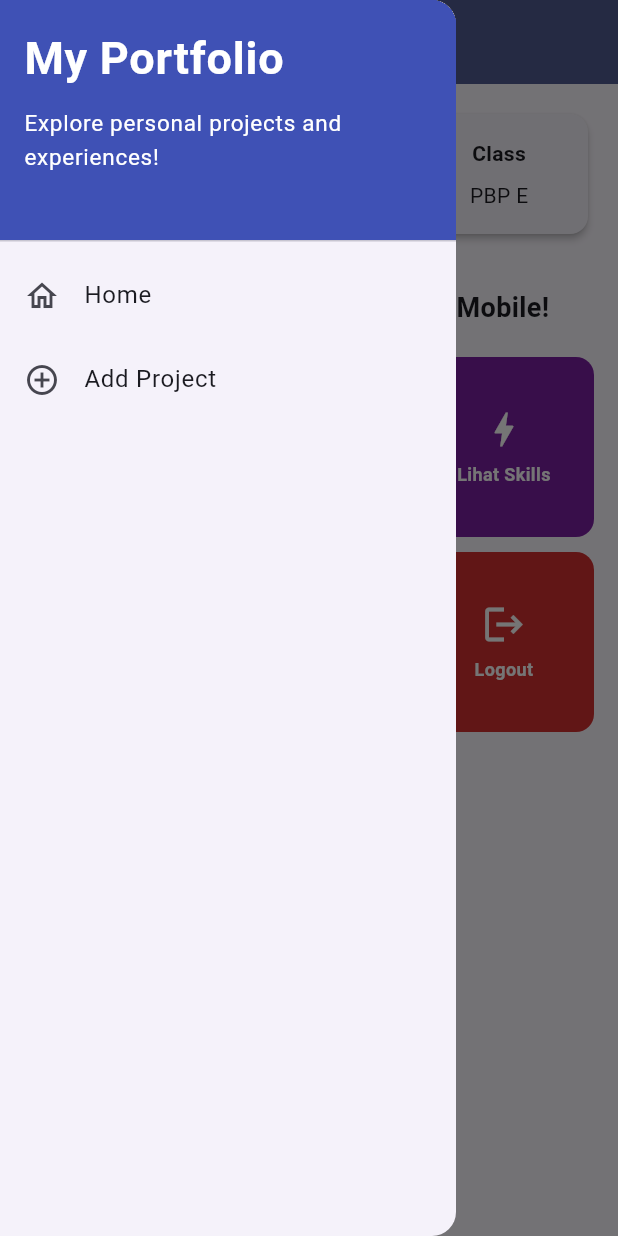
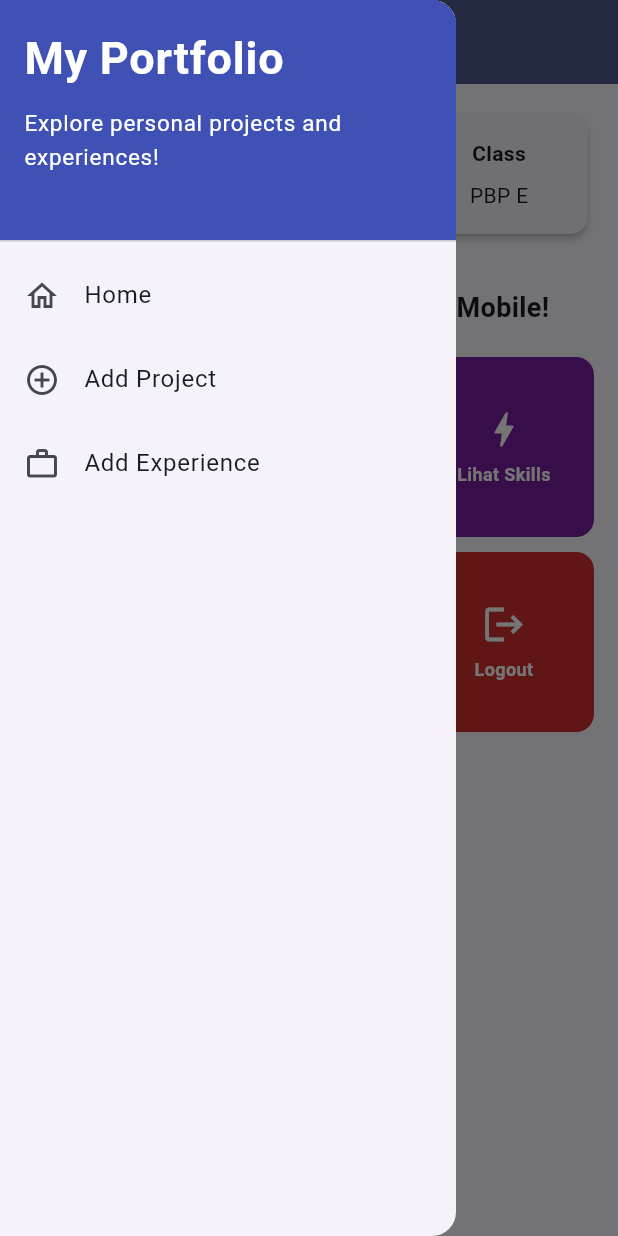
Before and after one commit to williamorln/myportofolio_mobile, a Flutter app: the screen it shows after launch, with the side drawer open, on a phone screen of 412 x 824 dp. Run offline on Flutter 3.47's test engine with Material 3 defaults, Android fonts, the phone set to English and light mode, and no system bars; our stand-ins replace material_ui.

Commit message:
feat: open the experience form from the home card and the drawer (progress ~75%)
ItemHomepage now takes an optional page builder so each card decides where it goes, replacing the hardcoded name check in ItemCard. Tambah Pengalaman opens the new form with Navigator.push, and the drawer gets an Add Experience option next to Home and Add Project. The form page now has the same drawer. Adds navigation tests.

```diff
--- a/lib/screens/experience_form.dart
+++ b/lib/screens/experience_form.dart
@@ -2,6 +2,7 @@ import 'package:material_ui/material_ui.dart';
 import 'package:myportofolio_mobile/models/experience.dart';
 import 'package:myportofolio_mobile/utils/validators.dart';
 import 'package:myportofolio_mobile/widgets/date_form_field.dart';
+import 'package:myportofolio_mobile/widgets/left_drawer.dart';
 
 class ExperienceFormPage extends StatefulWidget {
   const ExperienceFormPage({super.key});
@@ -121,6 +122,7 @@ class _ExperienceFormPageState extends State<ExperienceFormPage> {
         backgroundColor: Theme.of(context).colorScheme.primary,
         iconTheme: const IconThemeData(color: Colors.white),
       ),
+      drawer: const LeftDrawer(),
       // lebar dibatasi seperti halaman utama, isi digulir kalau layar pendek
       // atau papan ketik sedang tampil
       body: Align(
--- a/lib/screens/menu.dart
+++ b/lib/screens/menu.dart
@@ -1,4 +1,6 @@
 import 'package:material_ui/material_ui.dart';
+import 'package:myportofolio_mobile/screens/experience_form.dart';
+import 'package:myportofolio_mobile/screens/project_form.dart';
 import 'package:myportofolio_mobile/widgets/info_card.dart';
 import 'package:myportofolio_mobile/widgets/left_drawer.dart';
 import 'package:myportofolio_mobile/widgets/project_card.dart';
@@ -10,13 +12,24 @@ class MyHomePage extends StatelessWidget {
   final String nama = "William Orlando";
   final String kelas = "PBP E";
 
-  // warna dipasang di model supaya ItemCard tidak perlu if-else per tombol
+  // warna dan halaman tujuan dipasang di model supaya ItemCard tidak perlu
+  // if-else per tombol
   final List<ItemHomepage> items = [
     ItemHomepage("Lihat Proyek", Icons.folder, Colors.blue.shade700),
-    ItemHomepage("Tambah Proyek", Icons.add_circle, Colors.green.shade700),
+    ItemHomepage(
+      "Tambah Proyek",
+      Icons.add_circle,
+      Colors.green.shade700,
+      page: (context) => const ProjectFormPage(),
+    ),
     ItemHomepage("Lihat Skills", Icons.bolt, Colors.purple.shade700),
     ItemHomepage("Lihat Pengalaman", Icons.work, Colors.orange.shade900),
-    ItemHomepage("Tambah Pengalaman", Icons.post_add, Colors.teal.shade700),
+    ItemHomepage(
+      "Tambah Pengalaman",
+      Icons.post_add,
+      Colors.teal.shade700,
+      page: (context) => const ExperienceFormPage(),
+    ),
     ItemHomepage("Logout", Icons.logout, Colors.red.shade700),
   ];
 
--- a/lib/widgets/left_drawer.dart
+++ b/lib/widgets/left_drawer.dart
@@ -1,9 +1,30 @@
 import 'package:material_ui/material_ui.dart';
+import 'package:myportofolio_mobile/screens/experience_form.dart';
 import 'package:myportofolio_mobile/screens/menu.dart';
 import 'package:myportofolio_mobile/screens/project_form.dart';
 
 class LeftDrawer extends StatelessWidget {
   const LeftDrawer({super.key});
+
+  /// Satu opsi drawer. pushReplacement dipakai supaya halaman yang sedang
+  /// dibuka diganti, bukan ditumpuk di atas halaman sebelumnya.
+  Widget _opsi(
+    BuildContext context, {
+    required IconData ikon,
+    required String judul,
+    required Widget Function() halaman,
+  }) {
+    return ListTile(
+      leading: Icon(ikon),
+      title: Text(judul),
+      onTap: () {
+        Navigator.pushReplacement(
+          context,
+          MaterialPageRoute(builder: (context) => halaman()),
+        );
+      },
+    );
+  }
 
   @override
   Widget build(BuildContext context) {
@@ -31,28 +52,23 @@ class LeftDrawer extends StatelessWidget {
               ],
             ),
           ),
-          ListTile(
-            leading: const Icon(Icons.home_outlined),
-            title: const Text('Home'),
-            // pushReplacement supaya halaman lama diganti, bukan ditumpuk
-            onTap: () {
-              Navigator.pushReplacement(
-                context,
-                MaterialPageRoute(builder: (context) => MyHomePage()),
-              );
-            },
+          _opsi(
+            context,
+            ikon: Icons.home_outlined,
+            judul: 'Home',
+            halaman: () => MyHomePage(),
           ),
-          ListTile(
-            leading: const Icon(Icons.add_circle_outline),
-            title: const Text('Add Project'),
-            onTap: () {
-              Navigator.pushReplacement(
-                context,
-                MaterialPageRoute(
-                  builder: (context) => const ProjectFormPage(),
-                ),
-              );
-            },
+          _opsi(
+            context,
+            ikon: Icons.add_circle_outline,
+            judul: 'Add Project',
+            halaman: () => const ProjectFormPage(),
+          ),
+          _opsi(
+            context,
+            ikon: Icons.work_outline,
+            judul: 'Add Experience',
+            halaman: () => const ExperienceFormPage(),
           ),
         ],
       ),
--- a/lib/widgets/project_card.dart
+++ b/lib/widgets/project_card.dart
@@ -1,12 +1,15 @@
 import 'package:material_ui/material_ui.dart';
-import 'package:myportofolio_mobile/screens/project_form.dart';
 
 class ItemHomepage {
   final String name;
   final IconData icon;
   final Color color;
 
-  ItemHomepage(this.name, this.icon, this.color);
+  /// Halaman tujuan kalau kartu ditekan. null berarti kartu hanya menampilkan
+  /// SnackBar tanpa berpindah halaman.
+  final WidgetBuilder? page;
+
+  ItemHomepage(this.name, this.icon, this.color, {this.page});
 }
 
 class ItemCard extends StatelessWidget {
@@ -42,11 +45,9 @@ class ItemCard extends StatelessWidget {
             );
 
           // push (bukan pushReplacement) supaya tombol Back kembali ke menu
-          if (item.name == "Tambah Proyek") {
-            Navigator.push(
-              context,
-              MaterialPageRoute(builder: (context) => const ProjectFormPage()),
-            );
+          final tujuan = item.page;
+          if (tujuan != null) {
+            Navigator.push(context, MaterialPageRoute(builder: tujuan));
           }
         },
         child: Padding(
```
Also changed, not shown: 1 other file.
